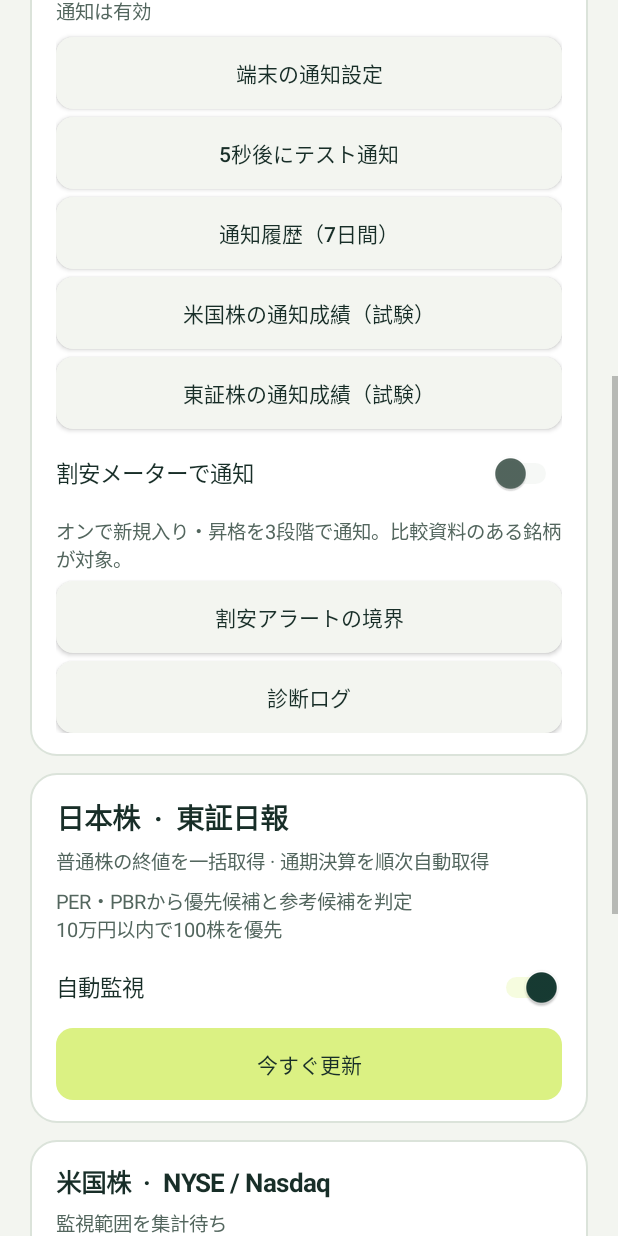
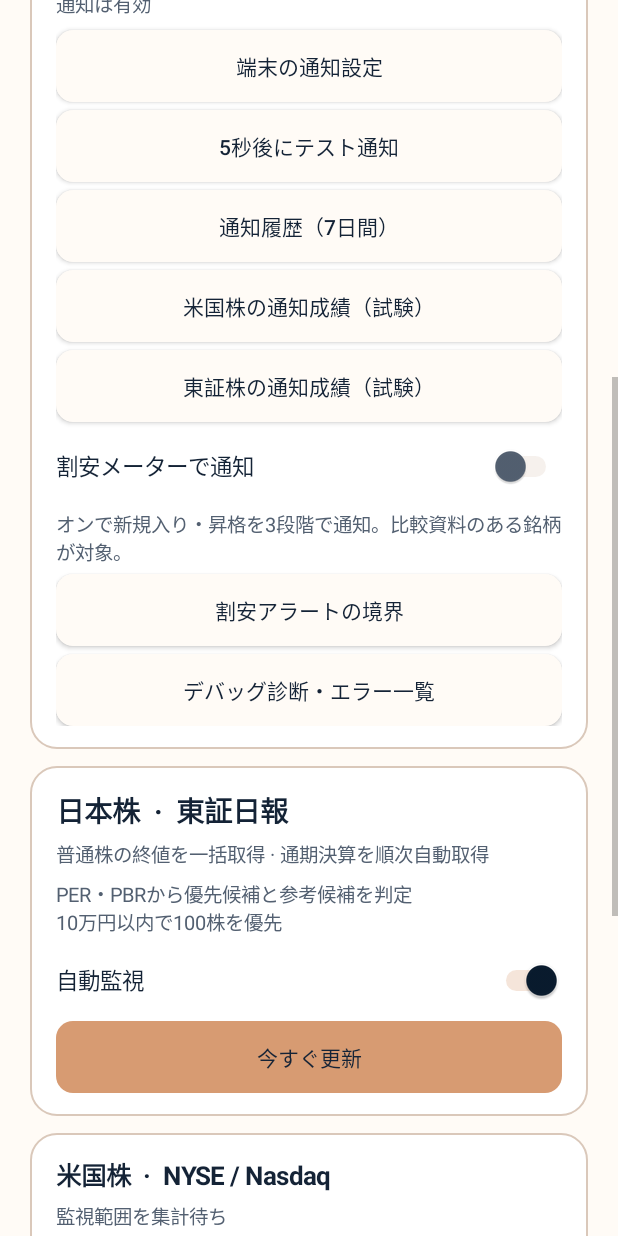
Before and after one commit to osawamas/value-hunter-ai, an Android app: the screen it shows after launch (MainActivity), scrolled down 576 dp, on a phone screen of 412 x 824 dp. Run offline under Robolectric (Android 15) with nearby library versions, the phone set to English and light mode, and no system bars; pictures from the network do not load; 3 statements that could not run were skipped.

Commit message:
feat(ui): adopt Tarikihonganji copper-navy identity and open diagnostics screens

```diff
--- a/android-private/app/src/main/java/jp/valuehunter/privatewatch/MainActivity.java
+++ b/android-private/app/src/main/java/jp/valuehunter/privatewatch/MainActivity.java
@@ -38,14 +38,14 @@ import java.util.Locale;
 public final class MainActivity extends Activity {
     private static final String METER_DRAFT = "valueMeterDraft";
     private static final String PAUSED = "public_jpx_watch_paused";
-    private static final int PAGE = 0xfff3f5f0;
+    private static final int PAGE = 0xfffffbf6;
     private static final int SURFACE = 0xffffffff;
-    private static final int FOREST = 0xff173b33;
-    private static final int INK = 0xff182e28;
-    private static final int MUTED = 0xff53665e;
-    private static final int LIGHT_TEXT = 0xffd5e6d8;
-    private static final int ACCENT = 0xffdbf183;
-    private static final int OUTLINE = 0xffdbe3da;
+    private static final int FOREST = 0xff091b2e;
+    private static final int INK = 0xff142336;
+    private static final int MUTED = 0xff536071;
+    private static final int LIGHT_TEXT = 0xffffe3ca;
+    private static final int ACCENT = 0xffd79b72;
+    private static final int OUTLINE = 0xffdac8ba;
 
     private SharedPreferences state;
     private Switch monitorSwitch;
@@ -105,9 +105,13 @@ public final class MainActivity extends Activity {
         setContentView(scroll);
 
         var hero = section(content, FOREST, false);
-        var brand = label(hero, getString(R.string.app_name), 11, LIGHT_TEXT, true, 0);
-        brand.setLetterSpacing(0.13f);
-        label(hero, "株式モニター", 30, SURFACE, true, 7);
+        var brand = label(hero, "他力本願寺", 29, LIGHT_TEXT, true, 0);
+        brand.setTypeface(Typeface.create("serif", Typeface.BOLD));
+        label(hero, "VALUE HUNTER AI", 13, ACCENT, false, 2).setLetterSpacing(0.16f);
+        var copperRule = new View(this);
+        copperRule.setBackgroundColor(ACCENT);
+        hero.addView(copperRule, new LinearLayout.LayoutParams(
+                LinearLayout.LayoutParams.MATCH_PARENT, dp(2)));
         monitorStatus = label(hero, "", 15, ACCENT, true, 10);
         label(hero, "新しく条件に入った銘柄を無音で通知", 13, LIGHT_TEXT, false, 5);
 
@@ -176,7 +180,8 @@ public final class MainActivity extends Activity {
         label(notifications, "オンで新規入り・昇格を3段階で通知。比較資料のある銘柄が対象。", 13, MUTED, false, 5);
         button(notifications, "割安アラートの境界", PAGE, 5)
                 .setOnClickListener(view -> showValueAlertMeter());
-        button(notifications, "診断ログ", PAGE, 5).setOnClickListener(view -> showDiagnostics());
+        button(notifications, "デバッグ診断・エラー一覧", PAGE, 5)
+                .setOnClickListener(view -> startActivity(new Intent(this, DebugDiagnosticsActivity.class)));
 
         var japan = section(content, SURFACE, true);
         label(japan, "日本株  ·  東証日報", 19, INK, true, 0);
```
